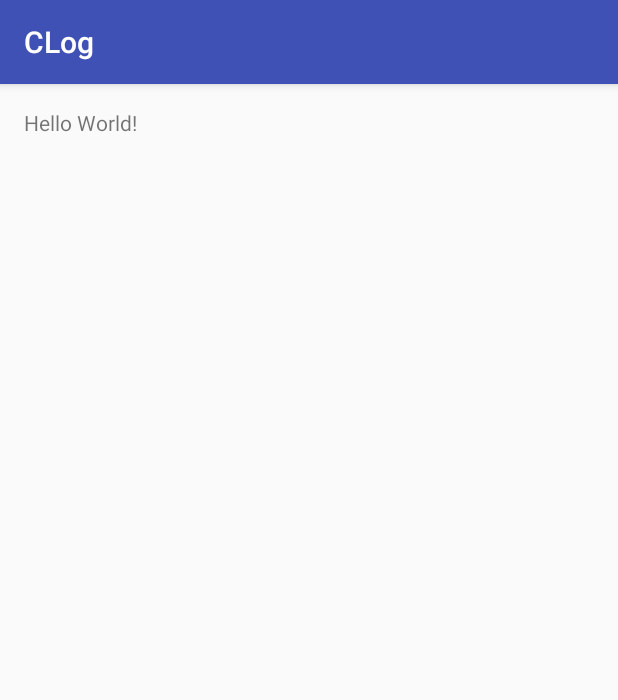
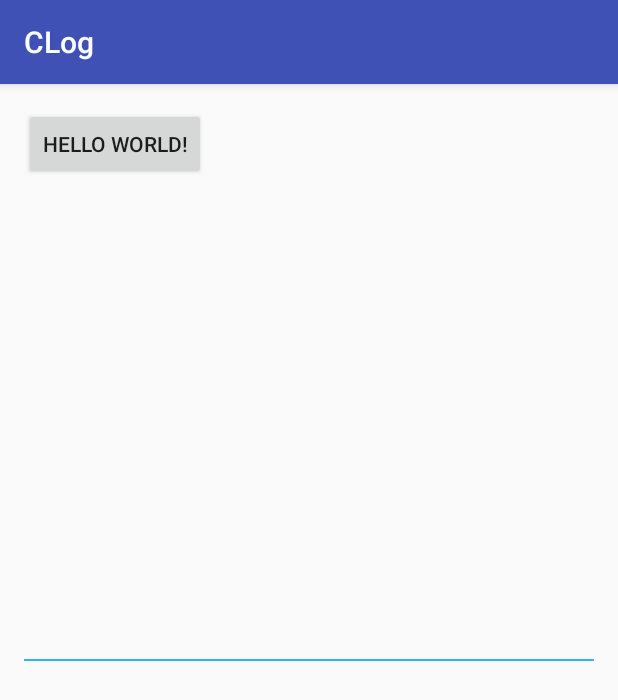
Before and after one commit to cslongjian/android_customview, an Android app: the screen it shows after launch (MainActivity), on a phone screen of 412 x 824 dp. Shown: the top 700 px of the screen. Run offline under Robolectric (Android 15) with nearby library versions, the phone set to English and light mode, and no system bars.

Commit message:
包装LOG 和 微信录制小视屏进度条动画

```diff
--- a/CLog/app/build.gradle
+++ b/CLog/app/build.gradle
@@ -6,7 +6,7 @@ android {
 
     defaultConfig {
         applicationId "com.chenlong.clog"
-        minSdkVersion 15
+        minSdkVersion 19
         targetSdkVersion 23
         versionCode 1
         versionName "1.0"
--- a/CLog/app/src/main/java/com/chenlong/clog/MainActivity.java
+++ b/CLog/app/src/main/java/com/chenlong/clog/MainActivity.java
@@ -2,25 +2,69 @@ package com.chenlong.clog;
 
 import android.support.v7.app.AppCompatActivity;
 import android.os.Bundle;
+import android.view.View;
+import android.view.ViewTreeObserver;
+import android.view.animation.LinearInterpolator;
+import android.widget.Button;
+import android.animation.ObjectAnimator;
+import android.animation.Animator;
 
 import com.chenlong.clog.util.CLog;
+import com.chenlong.clog.widget.LineView;
 
 public class MainActivity extends AppCompatActivity {
+
+    private Animator animator;
+    private LineView lineView;
+    private int width;
+    private int windowWidth;
 
     @Override
     protected void onCreate(Bundle savedInstanceState) {
         super.onCreate(savedInstanceState);
         setContentView(R.layout.activity_main);
 
-        CLog.d("Test ddddddd");
-        CLog.e("Test eeeeee");
-        CLog.v("Test vvvvvv");
-        CLog.i("Test iiiiiii");
-        CLog.w("Test wwwwwww");
+        windowWidth = this.getWindowManager().getDefaultDisplay().getWidth();
+
+        Button btn = (Button) findViewById(R.id.button);
+        btn.setOnClickListener(new View.OnClickListener() {
+            @Override
+            public void onClick(View v) {
+                startAnimator();
+            }
+        });
+
+        lineView = (LineView) findViewById(R.id.lineView);
+        ViewTreeObserver observer = lineView.getViewTreeObserver();
+        observer.addOnPreDrawListener(new ViewTreeObserver.OnPreDrawListener() {
+            @Override
+            public boolean onPreDraw() {
+                width = lineView.getMeasuredWidth();
+                CLog.d("width:" + width);
+
+                if (width == 0 )
+                {
+                    CLog.d("调用停取消");
+//                    animator.resume();
+                    lineView.setLayoutWidth(windowWidth);
+
+                }
+                return true;
+            }
+        });
 
         testMethod();
 
     }
+
+    private void startAnimator()
+    {
+        animator = ObjectAnimator.ofInt(lineView, "layoutWidth", width, 0);
+        animator.setDuration(6000);
+        animator.setInterpolator(new LinearInterpolator());
+        animator.start();
+    }
+
 
     private void testMethod()
     {
--- a/CLog/app/src/main/res/layout/activity_main.xml
+++ b/CLog/app/src/main/res/layout/activity_main.xml
@@ -9,7 +9,18 @@
     android:paddingTop="@dimen/activity_vertical_margin"
     tools:context="com.chenlong.clog.MainActivity">
 
-    <TextView
+    <com.chenlong.clog.widget.LineView
+        android:id="@+id/lineView"
+        android:layout_width="match_parent"
+        android:layout_height="1dp"
+        android:layout_centerInParent="true"
+        android:layout_marginTop="100dp"
+        android:background="@android:color/holo_blue_light"
+        />
+
+
+    <Button
+        android:id="@+id/button"
         android:layout_width="wrap_content"
         android:layout_height="wrap_content"
         android:text="Hello World!" />
```
Also changed, not shown: CLog/app/src/main/java/com/chenlong/clog/widget/LineView.java (added, +28 -0 lines).
